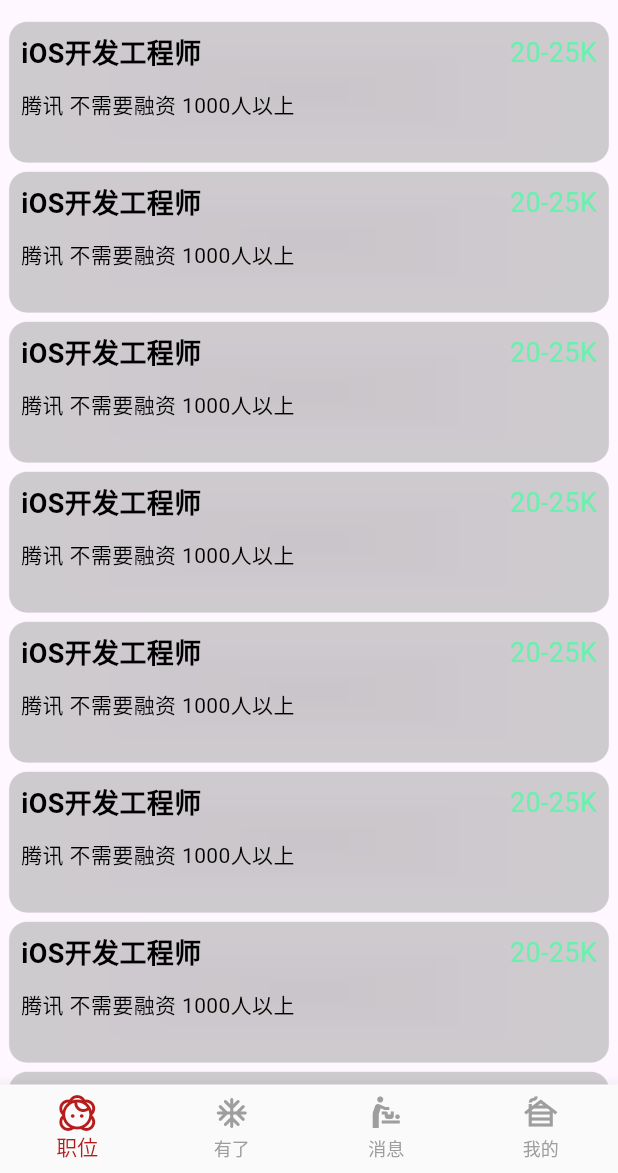
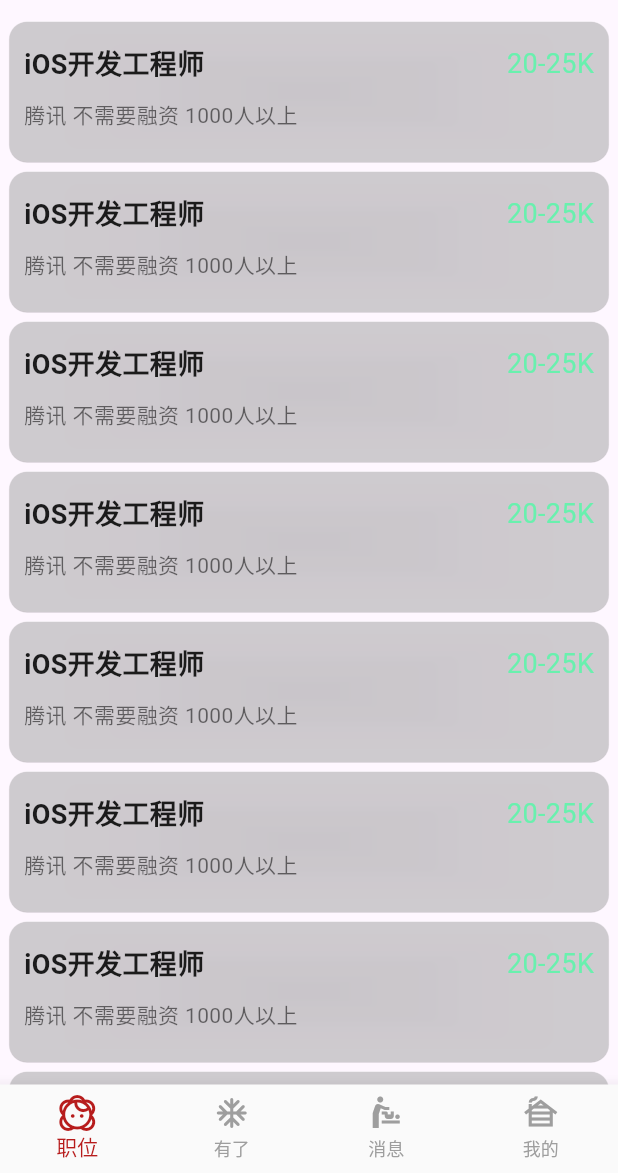
Before and after one commit to BHLinuxKernelSIG/BossZP_Flutter, a Flutter app: the screen it shows after launch, on a phone screen of 412 x 824 dp, the part 63-1236 px from its top. Run offline on Flutter 3.47's test engine with Material 2 defaults, Android fonts, the phone set to English and light mode, and no system bars.

Commit message:
Update posotion_list_widget.dart

```diff
--- a/lib/ui/posotion_list_widget.dart
+++ b/lib/ui/posotion_list_widget.dart
@@ -15,7 +15,7 @@ class PositionListWidget extends StatelessWidget {
               elevation: 0.2,
               color: Colors.white24,
               child: Padding(
-                padding: EdgeInsets.all(8.0),
+                padding: EdgeInsets.fromLTRB(10, 15, 10, 15),
                 child: Column(
                   crossAxisAlignment: CrossAxisAlignment.start,
                   children: [
@@ -28,7 +28,7 @@ class PositionListWidget extends StatelessWidget {
                             style: TextStyle(
                                 fontSize: 18,
                                 fontWeight: FontWeight.bold,
-                                color: Colors.black),
+                                color: Colors.black87),
                           ),
                         ),
                         SizedBox(width: 10),
@@ -45,7 +45,7 @@ class PositionListWidget extends StatelessWidget {
                     SizedBox(height: 10),
                     Text(
                       "腾讯 不需要融资 1000人以上",
-                      style: TextStyle(fontSize: 14, color: Colors.black),
+                      style: TextStyle(fontSize: 14, color: Colors.black54),
                     ),
                   ],
                 ),
```
